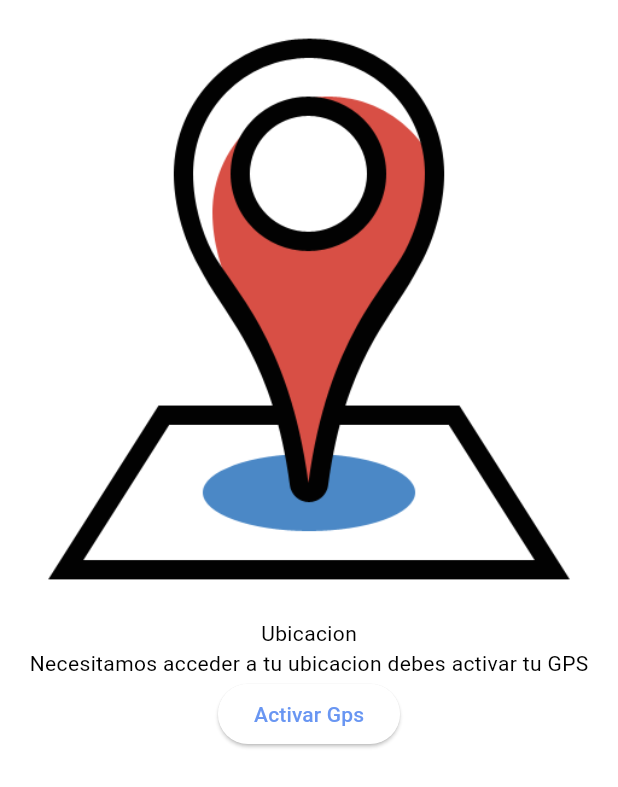
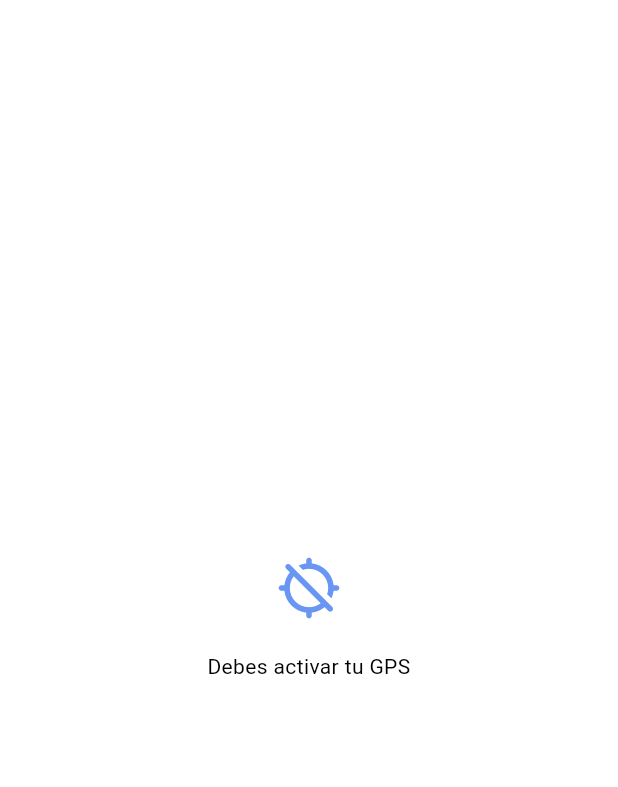
Before and after one commit to ErickAlvear7/app_geolocation_repo, a Flutter app: the screen it shows after launch, on a phone screen of 412 x 824 dp. Shown: the top 787 px of the screen. Run offline on Flutter 3.47's test engine with Material 3 defaults, Android fonts, the light colour scheme and no system bars.

Commit message:
gps_page

```diff
--- a/app_geolocation/lib/src/pages/gps_page.dart
+++ b/app_geolocation/lib/src/pages/gps_page.dart
@@ -8,31 +8,72 @@ class GpsPage extends StatelessWidget {
   Widget build(BuildContext context) {
     return const Scaffold(
       body: Center(
-        child: EnableGps(),
+        child: Padding(
+          padding: EdgeInsets.symmetric(
+            horizontal: AppDimens.dimen_4,
+          ),
+          child: MessageGps(),
+        ),
       ),
     );
   }
 }
-
 
 class EnableGps extends StatelessWidget {
   const EnableGps({super.key});
 
   @override
   Widget build(BuildContext context) {
+    final textTheme = Theme.of(context).textTheme;
+
     return Column(
+      mainAxisSize: MainAxisSize.min,
       children: [
         Image.asset(
           AppImages.getImageGps(),
+          width: 250,
         ),
-        const Text('Ubicacion'),
-        const Text('Necesitamos acceder a tu ubicacion debes activar tu GPS'),
+        Text(
+          'Ubicacion',
+          style: textTheme.titleLarge,
+        ),
+        const SizedBox(
+          height: AppDimens.dimen_12,
+        ),
+        Text(
+          'Necesitamos acceder a tu ubicacion debes activar tu GPS',
+          style: textTheme.bodyMedium,
+        ),
+        const SizedBox(
+          height: AppDimens.dimen_20,
+        ),
         ElevatedButton(
-          onPressed: (){},
+          onPressed: () {},
           child: const Text('Activar Gps'),
         ),
-
       ],
     );
   }
 }
+
+class MessageGps extends StatelessWidget {
+  const MessageGps({super.key});
+
+  @override
+  Widget build(BuildContext context) {
+    final textTheme = Theme.of(context).textTheme;
+
+    return Column(
+      mainAxisSize: MainAxisSize.min,
+      children: [
+        Icon(
+          Icons.location_disabled_rounded,
+          size: AppDimens.dimen_44,
+          color: AppColors.primary,
+        ),
+        const SizedBox(height: AppDimens.dimen_20,),
+        Text('Debes activar tu GPS', style: textTheme.bodyMedium,textAlign: TextAlign.center),
+      ],
+    );
+  }
+}
--- a/app_geolocation/lib/src/ui/theme.dart
+++ b/app_geolocation/lib/src/ui/theme.dart
@@ -1,4 +1,5 @@
 import 'package:app_geolocation/src/ui/colors.dart';
+import 'package:app_geolocation/src/ui/dimens.dart';
 import 'package:flutter/material.dart';
 
 class AppTheme{
@@ -8,8 +9,22 @@ class AppTheme{
     primary: AppColors.primary,
   );
 
+  //tema para el botton
+
+  static final elevatedButtonTheme = ElevatedButtonThemeData(
+    style: ElevatedButton.styleFrom(
+      shape: const StadiumBorder(),
+      backgroundColor: _colorSchemeLight.primary,
+      foregroundColor: Colors.white,
+      minimumSize: const Size.fromHeight(AppDimens.dimen_36),
+
+    ),
+  );
+
   static ThemeData get light => ThemeData.from(
     colorScheme: _colorSchemeLight,
     useMaterial3: true,
+  ).copyWith(
+    elevatedButtonTheme: elevatedButtonTheme,
   );
 }
```
